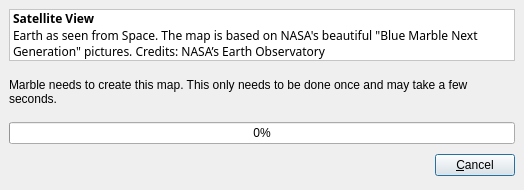
This is src/lib/katlastilecreatordialog.ui in KDE/marble as Qt 5 draws it before an edit. The edited form follows.
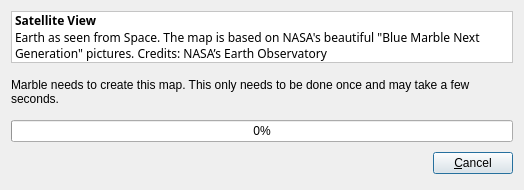
This is the edited form. Icons and pictures are not drawn.

Commit message: Make it build on Qt 4.2 again ...

```diff
--- a/src/lib/katlastilecreatordialog.ui
+++ b/src/lib/katlastilecreatordialog.ui
@@ -25,18 +25,6 @@
    <property name="spacing" >
     <number>6</number>
    </property>
-   <property name="leftMargin" >
-    <number>9</number>
-   </property>
-   <property name="topMargin" >
-    <number>9</number>
-   </property>
-   <property name="rightMargin" >
-    <number>9</number>
-   </property>
-   <property name="bottomMargin" >
-    <number>9</number>
-   </property>
    <item>
     <widget class="QLabel" name="descriptionLabel" >
      <property name="palette" >
@@ -550,18 +538,6 @@
      <property name="spacing" >
       <number>6</number>
      </property>
-     <property name="leftMargin" >
-      <number>0</number>
-     </property>
-     <property name="topMargin" >
-      <number>0</number>
-     </property>
-     <property name="rightMargin" >
-      <number>0</number>
-     </property>
-     <property name="bottomMargin" >
-      <number>0</number>
-     </property>
      <item>
       <spacer>
        <property name="orientation" >
```
